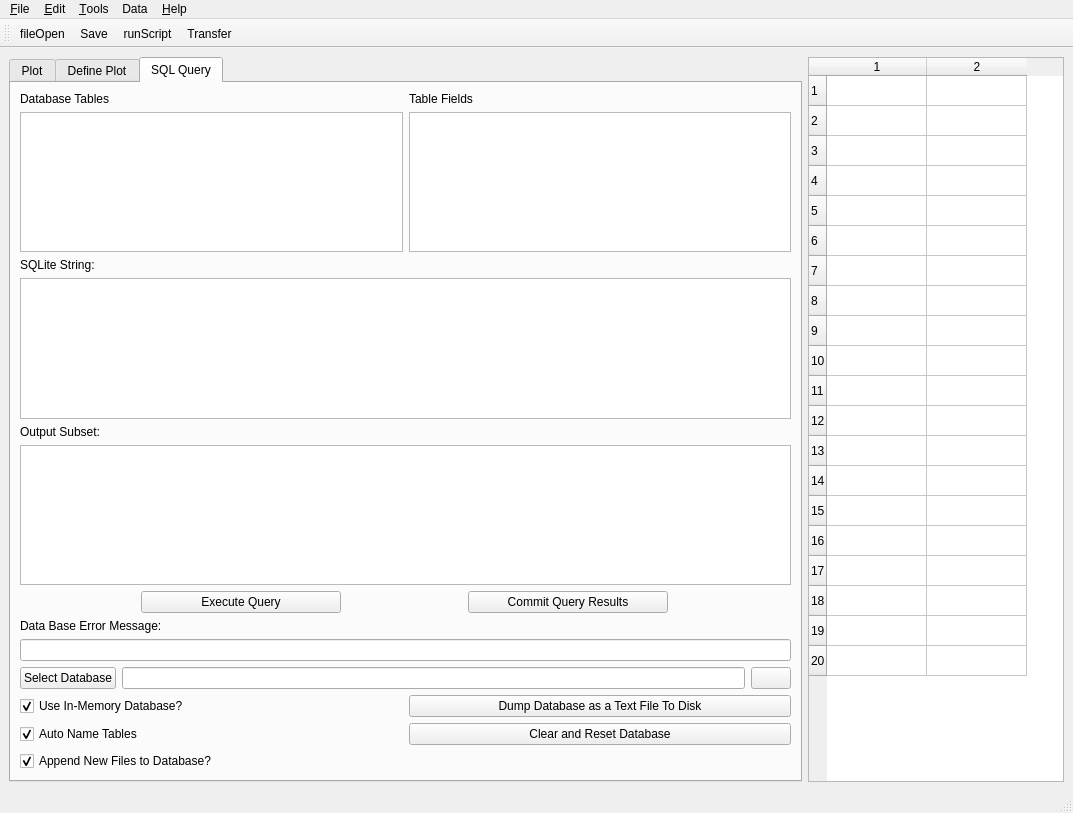
Above: XTandem_Parsing/main.ui from mfitzp/toolz before the change. Below: the same form after it.
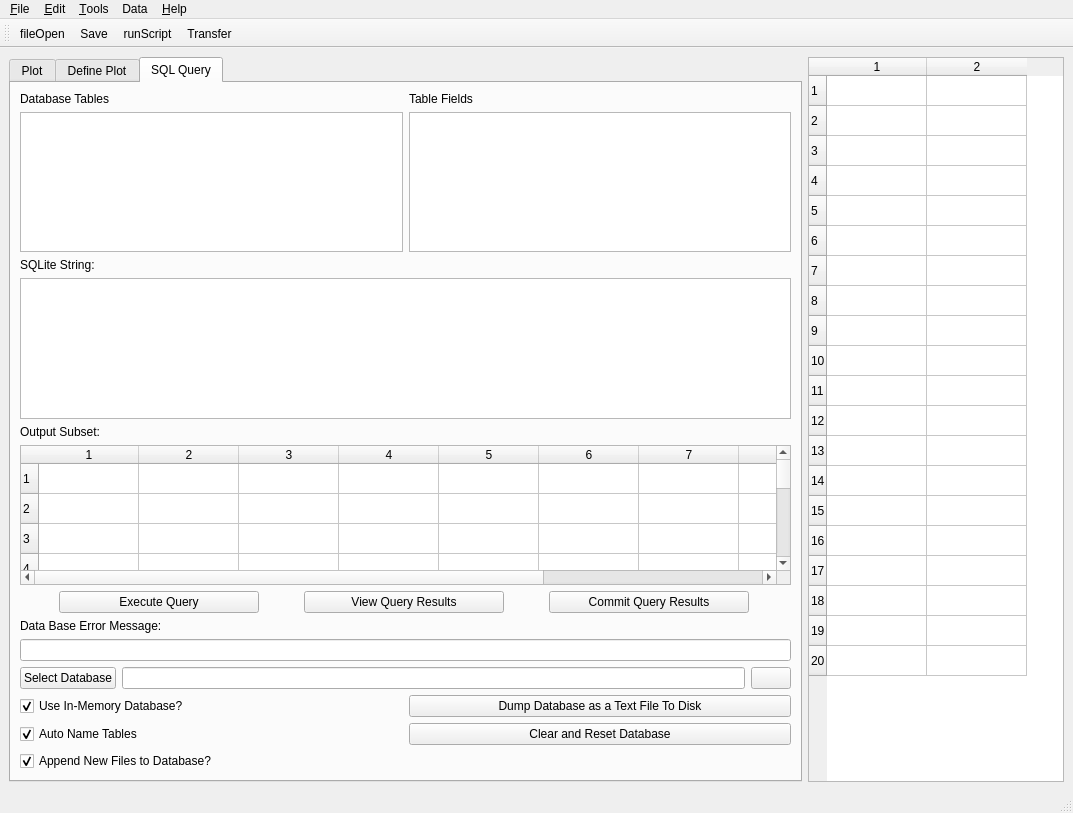
That is the form after the change. The open tabs and pages were chosen to show the change. Icons and pictures are not drawn. Custom widgets are drawn as their Qt base class.

Commit message: Added query table view after execution

What changed in the file:
```diff
--- a/XTandem_Parsing/main.ui
+++ b/XTandem_Parsing/main.ui
@@ -227,15 +227,40 @@
              </widget>
             </item>
             <item>
-             <widget class="QTextEdit" name="outputTE" />
+             <widget class="CustomTable" name="outTableWidget" >
+              <property name="rowCount" >
+               <number>10</number>
+              </property>
+              <property name="columnCount" >
+               <number>10</number>
+              </property>
+              <row/>
+              <row/>
+              <row/>
+              <row/>
+              <row/>
+              <row/>
+              <row/>
+              <row/>
+              <row/>
+              <row/>
+              <column/>
+              <column/>
+              <column/>
+              <column/>
+              <column/>
+              <column/>
+              <column/>
+              <column/>
+              <column/>
+              <column/>
+             </widget>
             </item>
            </layout>
           </item>
           <item>
-           <layout class="QVBoxLayout" >
+           <layout class="QHBoxLayout" >
             <item>
-             <layout class="QGridLayout" >
-              <item row="0" column="0" >
                <widget class="QPushButton" name="dbExecuteQuery" >
                 <property name="maximumSize" >
                  <size>
@@ -248,7 +273,20 @@
                 </property>
                </widget>
               </item>
-              <item row="0" column="1" >
+            <item>
+             <widget class="QPushButton" name="viewQueryBtn" >
+              <property name="maximumSize" >
+               <size>
+                <width>200</width>
+                <height>16777215</height>
+               </size>
+              </property>
+              <property name="text" >
+               <string>View Query Results</string>
+              </property>
+             </widget>
+            </item>
+            <item>
                <widget class="QPushButton" name="dbCommitQuery" >
                 <property name="maximumSize" >
                  <size>
@@ -273,8 +311,6 @@
             <item>
              <widget class="QLineEdit" name="sqlErrorMessage" />
             </item>
-           </layout>
-          </item>
           <item>
            <layout class="QHBoxLayout" >
             <item>
@@ -755,6 +791,11 @@
    <header>mpl_custom_widget</header>
    <container>1</container>
   </customwidget>
+  <customwidget>
+   <class>CustomTable</class>
+   <extends>QTableWidget</extends>
+   <header>customTable</header>
+  </customwidget>
  </customwidgets>
  <resources>
   <include location="SubPlot.qrc" />
```
Left out of the diff: 2 changed lines with no effect on the pictures. Lines whose indentation alone changed are shown as unchanged. The commit also changes 3 other files.
